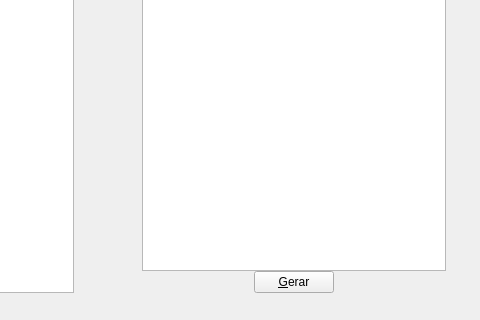
The window that code/sql/applications/insert_generator/mainwindow.ui (rodrigocanellas/tenacitas) describes before a commit, drawn with Qt 5; both pictures show x 264 to 744 and y 375 to 695 of the 744 by 695 pixel window.
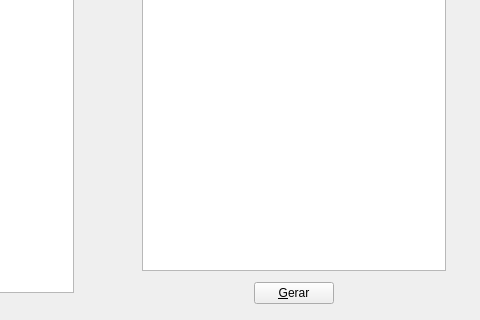
The same window after the commit. Icons and pictures are not drawn.

What changed in the file:
```diff
--- a/code/sql/applications/insert_generator/mainwindow.ui
+++ b/code/sql/applications/insert_generator/mainwindow.ui
@@ -326,7 +326,7 @@
          </spacer>
         </item>
         <item>
-         <layout class="QVBoxLayout" name="verticalLayout_4" stretch="5,10,65,5,5">
+         <layout class="QVBoxLayout" name="verticalLayout_4" stretch="5,10,65,2,5,3">
           <item>
            <spacer name="verticalSpacer_7">
             <property name="orientation">
@@ -367,6 +367,19 @@
           <item>
            <widget class="QListWidget" name="lstTables"/>
           </item>
+          <item>
+           <spacer name="verticalSpacer_9">
+            <property name="orientation">
+             <enum>Qt::Vertical</enum>
+            </property>
+            <property name="sizeHint" stdset="0">
+             <size>
+              <width>20</width>
+              <height>40</height>
+             </size>
+            </property>
+           </spacer>
+          </item>
           <item>
            <layout class="QHBoxLayout" name="horizontalLayout_7">
             <item>
```
